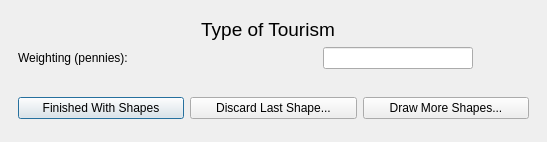
Above: cobi_loreto/Interview/drawconsscience.ui from Ecotrust/openoceanmap-desktop before the change. Below: the same form after it.
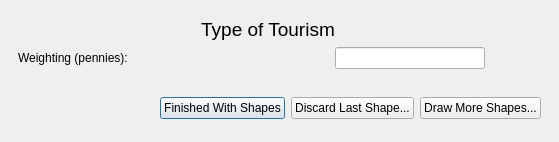
That is the form after the change.

What changed in the file:
```diff
--- a/cobi_loreto/Interview/drawconsscience.ui
+++ b/cobi_loreto/Interview/drawconsscience.ui
@@ -6,7 +6,7 @@
    <rect>
     <x>0</x>
     <y>0</y>
-    <width>547</width>
+    <width>559</width>
     <height>142</height>
    </rect>
   </property>
@@ -113,22 +113,35 @@
    </item>
    <item rowspan="2" row="1" column="0" >
     <widget class="QWidget" native="1" name="widget" >
-     <layout class="QGridLayout" >
-      <item row="0" column="0" >
+     <layout class="QHBoxLayout" >
+      <item>
+       <spacer>
+        <property name="orientation" >
+         <enum>Qt::Horizontal</enum>
+        </property>
+        <property name="sizeHint" >
+         <size>
+          <width>106</width>
+          <height>20</height>
+         </size>
+        </property>
+       </spacer>
+      </item>
+      <item>
        <widget class="QPushButton" name="pbnShapeFinished" >
         <property name="text" >
          <string>Finished With Shapes</string>
         </property>
        </widget>
       </item>
-      <item row="0" column="1" >
+      <item>
        <widget class="QPushButton" name="pbnShapeDiscard" >
         <property name="text" >
          <string>Discard Last Shape...</string>
         </property>
        </widget>
       </item>
-      <item row="0" column="2" >
+      <item>
        <widget class="QPushButton" name="pbnMoreShapes" >
         <property name="text" >
          <string>Draw More Shapes...</string>
```
